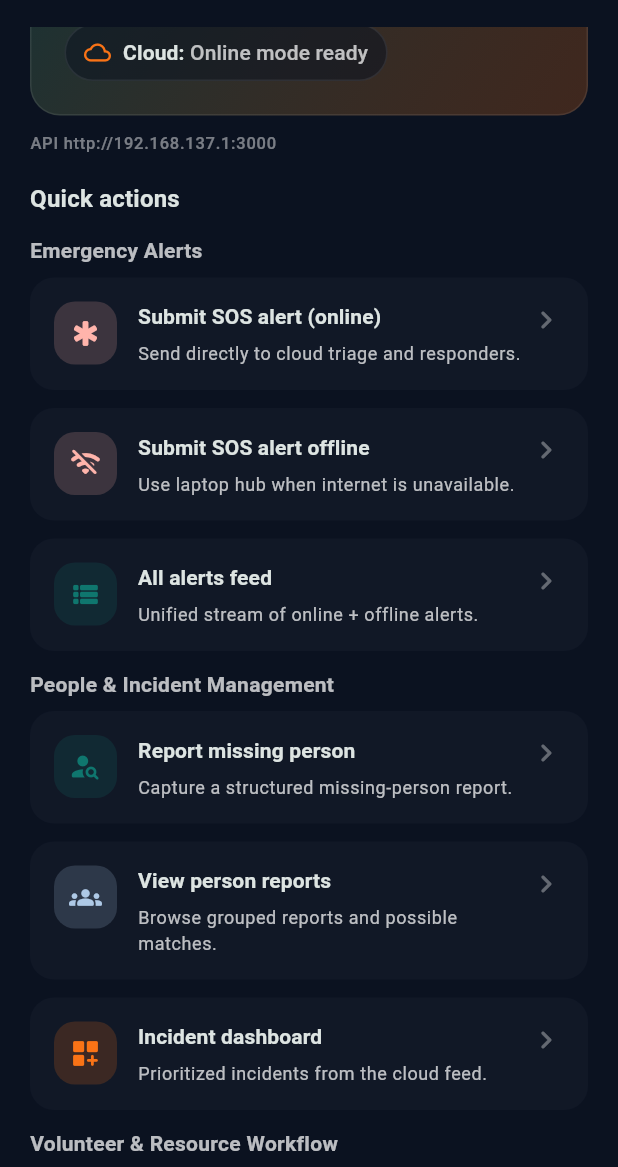
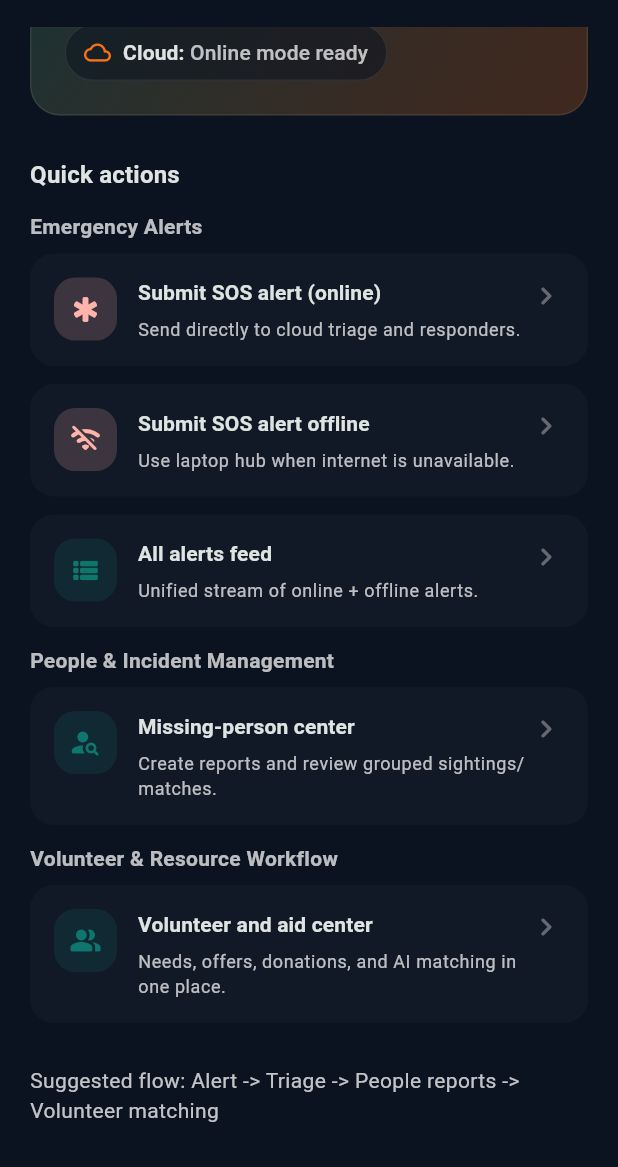
Before and after one commit to celinejp/ReliefNet, a Flutter app: the screen it shows after launch, scrolled down 283 dp, on a phone screen of 412 x 824 dp, the part 69-1236 px from its top. Run offline on Flutter 3.47's test engine with Material 3 defaults, Android fonts, the phone set to English and light mode, and no system bars; our stand-ins replace connectivity_plus, flutter_secure_storage, geolocator, image_picker, shared_preferences, socket_io_client; missing offline and left inert: auth0_flutter.

Commit message:
Homepage ui

```diff
--- a/lib/screens/home_screen.dart
+++ b/lib/screens/home_screen.dart
@@ -1,12 +1,9 @@
 import 'dart:async';
 
 import 'package:connectivity_plus/connectivity_plus.dart';
-import 'package:flutter/foundation.dart';
 import 'package:flutter/material.dart';
 
-import '../config/api_config.dart';
 import '../config/auth0_config.dart';
-import '../config/build_info.dart';
 import '../features/person_report/screens/person_report_form_screen.dart';
 import '../features/person_report/screens/reports_display_screen.dart';
 import '../features/volunteer/screens/donation_form_screen.dart';
@@ -17,7 +14,6 @@
 import '../services/pending_cloud_sync.dart';
 import '../services/session_controller.dart';
 import 'all_alerts_screen.dart';
-import 'incident_dashboard_screen.dart';
 import 'offline_alert_screen.dart';
 import 'submit_online_alert_screen.dart';
 
@@ -74,6 +70,117 @@
 
   bool get _dashboardEligible =>
       !Auth0Config.isConfigured || SessionController.instance.isAuthenticated;
+
+  Future<void> _openPeopleFlowSheet() async {
+    await showModalBottomSheet<void>(
+      context: context,
+      showDragHandle: true,
+      builder: (context) {
+        return SafeArea(
+          child: Padding(
+            padding: const EdgeInsets.fromLTRB(12, 4, 12, 12),
+            child: Column(
+              mainAxisSize: MainAxisSize.min,
+              children: [
+                const _SheetHeader(
+                  title: 'Missing-person workflow',
+                  subtitle: 'Create reports and review grouped sightings.',
+                ),
+                ListTile(
+                  leading: const Icon(Icons.person_search_rounded),
+                  title: const Text('Report missing person'),
+                  subtitle: const Text('Submit structured details and last known info.'),
+                  onTap: () {
+                    Navigator.of(context).pop();
+                    Navigator.of(this.context).push(
+                      MaterialPageRoute<void>(
+                        builder: (_) => const PersonReportFormScreen(),
+                      ),
+                    );
+                  },
+                ),
+                ListTile(
+                  leading: const Icon(Icons.groups_rounded),
+                  title: const Text('View person reports'),
+                  subtitle: const Text('Browse reports, groups, and likely matches.'),
+                  onTap: () {
+                    Navigator.of(context).pop();
+                    Navigator.of(this.context).push(
+                      MaterialPageRoute<void>(
+                        builder: (_) => const ReportsDisplayScreen(),
+                      ),
+                    );
+                  },
+                ),
+              ],
+            ),
+          ),
+        );
+      },
+    );
+  }
+
+  Future<void> _openVolunteerFlowSheet() async {
+    await showModalBottomSheet<void>(
+      context: context,
+      showDragHandle: true,
+      builder: (context) {
+        return SafeArea(
+          child: Padding(
+            padding: const EdgeInsets.fromLTRB(12, 4, 12, 12),
+            child: Column(
+              mainAxisSize: MainAxisSize.min,
+              children: [
+                const _SheetHeader(
+                  title: 'Volunteer and aid workflow',
+                  subtitle: 'Collect needs, offers, donations, and run matching.',
+                ),
+                ListTile(
+                  leading: const Icon(Icons.assignment_rounded),
+                  title: const Text('Request / offer help'),
+                  subtitle: const Text('Submit needs or volunteer offers.'),
+                  onTap: () {
+                    Navigator.of(context).pop();
+                    Navigator.of(this.context).push(
+                      MaterialPageRoute<void>(
+                        builder: (_) => const VolunteerFormScreen(),
+                      ),
+                    );
+                  },
+                ),
+                ListTile(
+                  leading: const Icon(Icons.volunteer_activism_rounded),
+                  title: const Text('Donate supplies'),
+                  subtitle: const Text('Log donation type, amount, and location.'),
+                  onTap: () {
+                    Navigator.of(context).pop();
+                    Navigator.of(this.context).push(
+                      MaterialPageRoute<void>(
+                        builder: (_) => const DonationFormScreen(),
+                      ),
+                    );
+                  },
+                ),
+                ListTile(
+                  leading: const Icon(Icons.people_alt_rounded),
+                  title: const Text('Volunteer matching dashboard'),
+                  subtitle: const Text('Review needs/volunteers and run AI matching.'),
+                  onTap: () {
+                    Navigator.of(context).pop();
+                    Navigator.of(this.context).push(
+                      MaterialPageRoute<void>(
+                        builder: (_) => const VolunteerDashboardScreen(),
+                      ),
+                    );
+                  },
+                ),
+              ],
+            ),
+          ),
+        );
+      },
+    );
+  }
 
   @override
   Widget build(BuildContext context) {
@@ -193,24 +300,6 @@
                   ),
                 ),
                 const SizedBox(height: 10),
-                Text(
-                  'API ${ApiConfig.baseUrl}',
-                  style: textTheme.labelSmall?.copyWith(
-                    color: Colors.white.withValues(alpha: 0.45),
-                  ),
-                ),
-                if (kDebugMode) ...[
-                  const SizedBox(height: 6),
-                  Text(
-                    kBuildLabel.isEmpty
-                        ? 'DEBUG build - pass --dart-define=BUILD_LABEL=main@abc1234'
-                        : 'DEBUG build - $kBuildLabel',
-                    style: textTheme.labelSmall?.copyWith(
-                      color: const Color(0xFFFBBF24),
-                      height: 1.35,
-                    ),
-                  ),
-                ],
                 const SizedBox(height: 18),
                 Text(
                   'Quick actions',
@@ -273,53 +362,10 @@
                   icon: Icons.person_search_rounded,
                   iconBackground: colorScheme.primary.withValues(alpha: 0.18),
                   iconColor: colorScheme.primary,
-                  title: 'Report missing person',
-                  subtitle: 'Capture a structured missing-person report.',
+                  title: 'Missing-person center',
+                  subtitle: 'Create reports and review grouped sightings/matches.',
                   enabled: true,
-                  onTap: () {
-                    Navigator.of(context).push(
-                      MaterialPageRoute<void>(
-                        builder: (_) => const PersonReportFormScreen(),
-                      ),
-                    );
-                  },
-                ),
-                const SizedBox(height: 12),
-                _ActionTile(
-                  icon: Icons.groups_rounded,
-                  iconBackground: colorScheme.tertiary.withValues(alpha: 0.18),
-                  iconColor: colorScheme.tertiary,
-                  title: 'View person reports',
-                  subtitle: 'Browse grouped reports and possible matches.',
-                  enabled: true,
-                  onTap: () {
-                    Navigator.of(context).push(
-                      MaterialPageRoute<void>(
-                        builder: (_) => const ReportsDisplayScreen(),
-                      ),
-                    );
-                  },
-                ),
-                const SizedBox(height: 12),
-                _ActionTile(
-                  icon: Icons.dashboard_customize_rounded,
-                  iconBackground: colorScheme.secondary.withValues(alpha: 0.18),
-                  iconColor: colorScheme.secondary,
-                  title: 'Incident dashboard',
-                  subtitle: Auth0Config.isConfigured && !_dashboardEligible
-                      ? 'Sign in to load incidents tied to your account.'
-                      : 'Prioritized incidents from the cloud feed.',
-                  enabled: _hasNetwork && _dashboardEligible,
-                  disabledSnackText: !_hasNetwork
-                      ? null
-                      : 'Sign in from the account menu to open your dashboard.',
-                  onTap: () {
-                    Navigator.of(context).push(
-                      MaterialPageRoute<void>(
-                        builder: (_) => const IncidentDashboardScreen(),
-                      ),
-                    );
-                  },
+                  onTap: _openPeopleFlowSheet,
                 ),
                 const SizedBox(height: 12),
                 const _SectionLabel('Volunteer & Resource Workflow'),
@@ -327,48 +373,10 @@
                   icon: Icons.people_alt_rounded,
                   iconBackground: colorScheme.primary.withValues(alpha: 0.18),
                   iconColor: colorScheme.primary,
-                  title: 'Volunteer Matching',
-                  subtitle: 'Track needs, volunteers, and AI matches.',
+                  title: 'Volunteer and aid center',
+                  subtitle: 'Needs, offers, donations, and AI matching in one place.',
                   enabled: true,
-                  onTap: () {
-                    Navigator.of(context).push(
-                      MaterialPageRoute<void>(
-                        builder: (_) => const VolunteerDashboardScreen(),
-                      ),
-                    );
-                  },
-                ),
-                const SizedBox(height: 12),
-                _ActionTile(
-                  icon: Icons.assignment_rounded,
-                  iconBackground: colorScheme.tertiary.withValues(alpha: 0.18),
-                  iconColor: colorScheme.tertiary,
-                  title: 'Request / Offer Help',
-                  subtitle: 'Create need requests or volunteer offers.',
-                  enabled: true,
-                  onTap: () {
-                    Navigator.of(context).push(
-                      MaterialPageRoute<void>(
-                        builder: (_) => const VolunteerFormScreen(),
-                      ),
-                    );
-                  },
-                ),
-                const SizedBox(height: 12),
-                _ActionTile(
-                  icon: Icons.volunteer_activism_rounded,
-                  iconBackground: colorScheme.secondary.withValues(alpha: 0.18),
-                  iconColor: colorScheme.secondary,
-                  title: 'Donate Supplies',
-                  subtitle: 'Log supply donations for coordination.',
-                  enabled: true,
-                  onTap: () {
-                    Navigator.of(context).push(
-                      MaterialPageRoute<void>(
-                        builder: (_) => const DonationFormScreen(),
-                      ),
-                    );
-                  },
+                  onTap: _openVolunteerFlowSheet,
                 ),
                 const SizedBox(height: 28),
                 Text(
@@ -546,3 +554,38 @@
     );
   }
 }
+
+class _SheetHeader extends StatelessWidget {
+  const _SheetHeader({
+    required this.title,
+    required this.subtitle,
+  });
+
+  final String title;
+  final String subtitle;
+
+  @override
+  Widget build(BuildContext context) {
+    return Padding(
+      padding: const EdgeInsets.fromLTRB(8, 4, 8, 8),
+      child: Column(
+        crossAxisAlignment: CrossAxisAlignment.start,
+        children: [
+          Text(
+            title,
+            style: Theme.of(context).textTheme.titleMedium?.copyWith(
+                  fontWeight: FontWeight.w700,
+                ),
+          ),
+          const SizedBox(height: 4),
+          Text(
+            subtitle,
+            style: Theme.of(context).textTheme.bodySmall?.copyWith(
+                  color: Colors.white.withValues(alpha: 0.72),
+                ),
+          ),
+        ],
+      ),
+    );
+  }
+}
```
